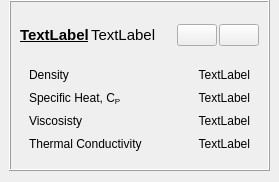
Before: the Qt Designer form baramFlow/view/setup/materials/material_card.ui in nextfoam/baram, drawn with Qt 5.
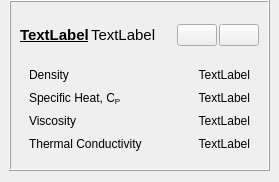
After: the same form once the commit is applied. Icons and pictures are not drawn.

What changed in the file:
```diff
--- a/baramFlow/view/setup/materials/material_card.ui
+++ b/baramFlow/view/setup/materials/material_card.ui
@@ -211,7 +211,7 @@
             <item>
              <widget class="QLabel" name="label_7">
               <property name="text">
-               <string>Viscosisty</string>
+               <string>Viscosity</string>
               </property>
              </widget>
             </item>
```
